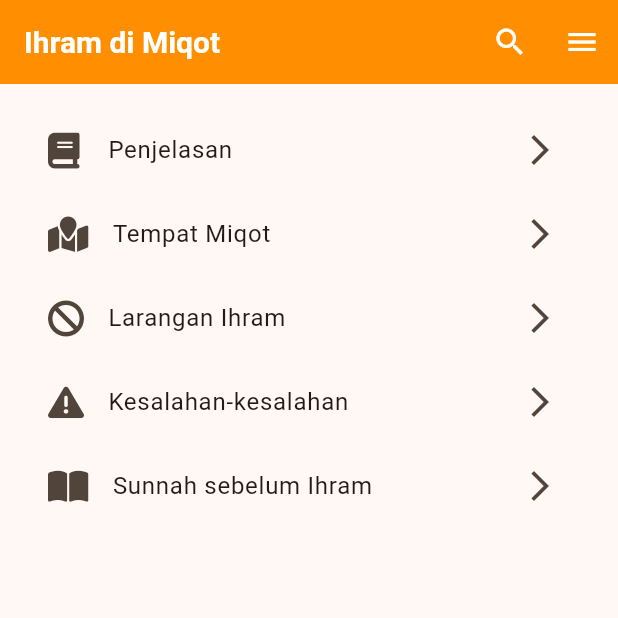
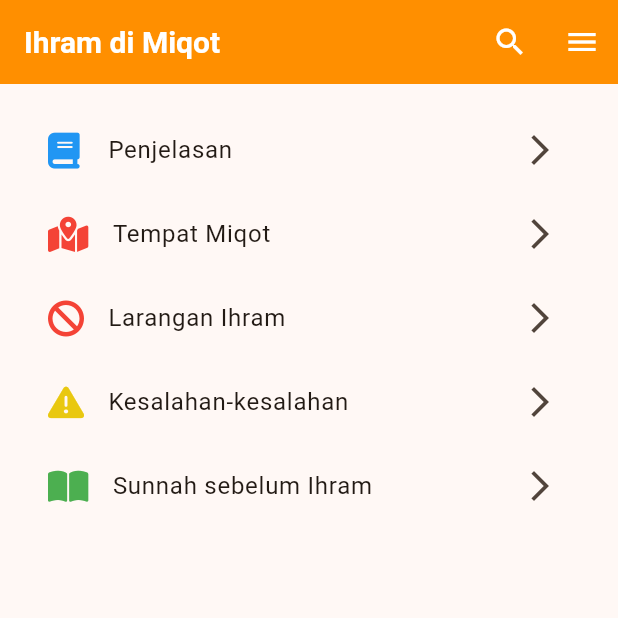
Before and after one commit to fikriymnn/ibadahku_mobile, a Flutter app: the IhramMiqotScreen screen opened directly, on a phone screen of 412 x 824 dp, the top half of it. Run offline on Flutter 3.47's test engine with Material 3 defaults, Android fonts, the phone set to English and light mode, and no system bars; our stand-ins replace dio, flutter_svg, font_awesome_flutter, geolocator, google_maps_flutter and 1 more; missing offline and left inert: bulleted_list, dart:ffi, flutter_qiblah.

Commit message:
change color of leading icon

```diff
--- a/lib/screens/home/fiqihUmroh/ihramMiqot/ihramMiqotScreen.dart
+++ b/lib/screens/home/fiqihUmroh/ihramMiqot/ihramMiqotScreen.dart
@@ -12,27 +12,42 @@ class IhramMiqotScreen extends StatelessWidget {
   Widget build(BuildContext context) {
     List items = [
       {
-        'leading': FaIcon(FontAwesomeIcons.book),
+        'leading': FaIcon(
+          FontAwesomeIcons.book,
+          color: Colors.blue,
+        ),
         'title': 'Penjelasan',
         'click': () {},
       },
       {
-        'leading': FaIcon(FontAwesomeIcons.mapLocation),
+        'leading': FaIcon(
+          FontAwesomeIcons.mapLocationDot,
+          color: Colors.red,
+        ),
         'title': 'Tempat Miqot',
         'click': () {},
       },
       {
-        'leading': FaIcon(FontAwesomeIcons.ban),
+        'leading': FaIcon(
+          FontAwesomeIcons.ban,
+          color: Colors.red,
+        ),
         'title': 'Larangan Ihram',
         'click': () {},
       },
       {
-        'leading': FaIcon(FontAwesomeIcons.triangleExclamation),
+        'leading': FaIcon(
+          FontAwesomeIcons.triangleExclamation,
+          color: const Color.fromARGB(255, 233, 200, 16),
+        ),
         'title': 'Kesalahan-kesalahan',
         'click': () {},
       },
       {
-        'leading': FaIcon(FontAwesomeIcons.bookOpen),
+        'leading': FaIcon(
+          FontAwesomeIcons.bookOpen,
+          color: Colors.green,
+        ),
         'title': 'Sunnah sebelum Ihram',
         'click': () {},
       },
```
